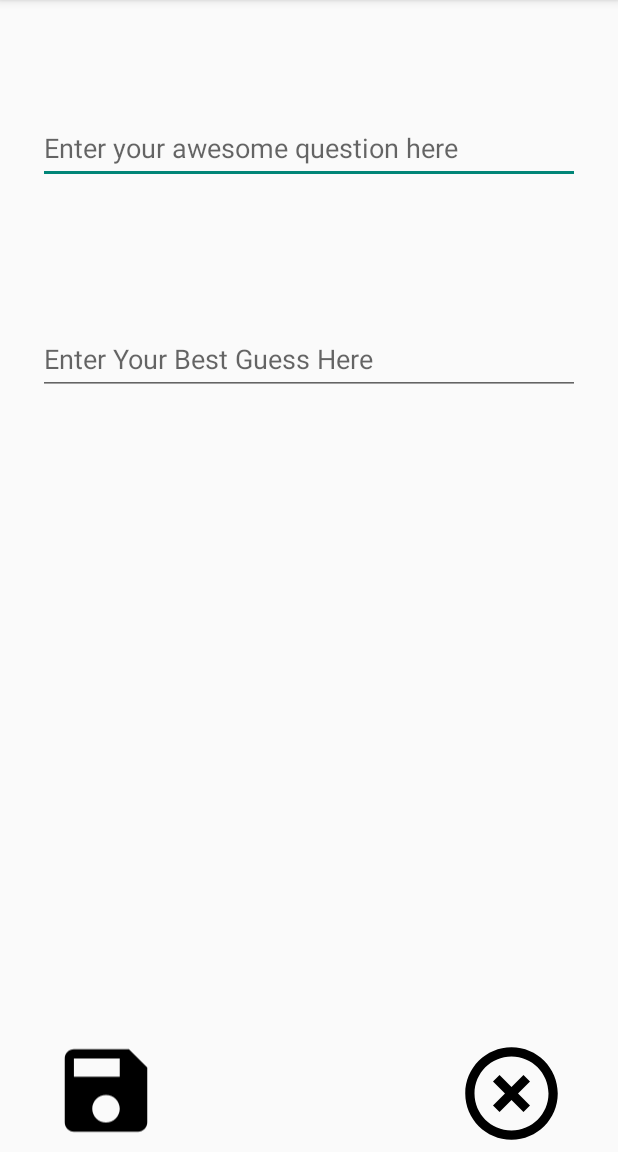
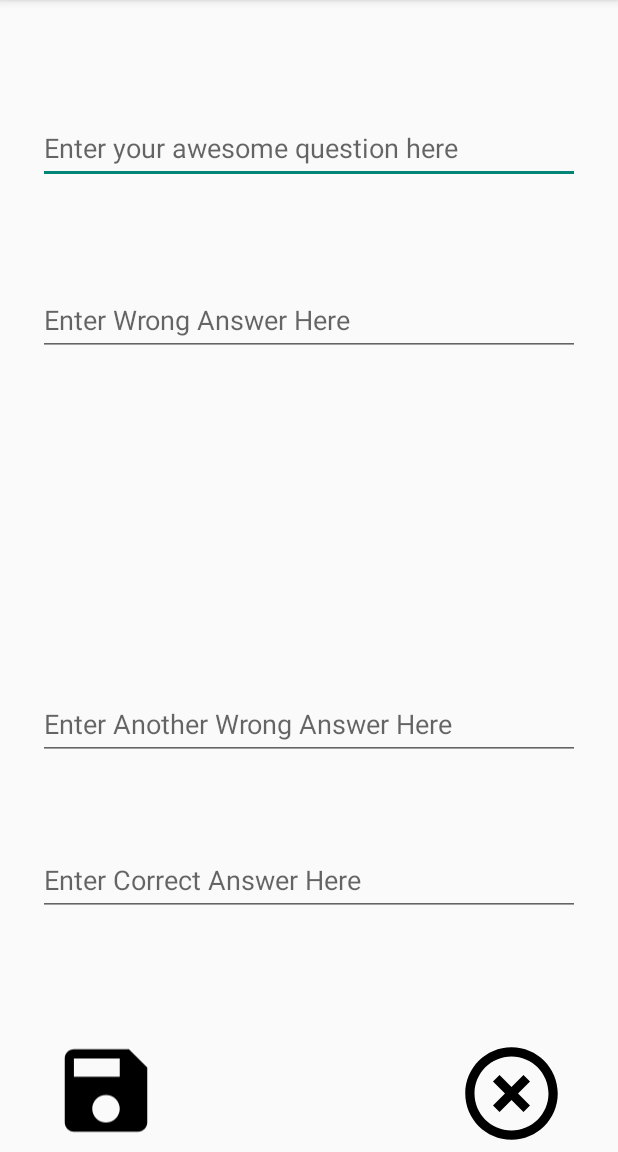
Before and after one commit to j-davila/Show_Me_The_Answer, an Android app: the AddCardActivity screen opened directly, with no data from a screen before it, on a phone screen of 412 x 824 dp, the part 84-1236 px from its top. Run offline under Robolectric (Android 15) with nearby library versions, the phone set to English and light mode, and no system bars.

Commit message:
Added first and fourth optionals. User can edit the flashcard, multiple choice answers and add a question and multiple choice answers.

```diff
--- a/app/src/main/java/com/github/noreply/a34734577j_davilausers/show_me_the_answer/AddCardActivity.java
+++ b/app/src/main/java/com/github/noreply/a34734577j_davilausers/show_me_the_answer/AddCardActivity.java
@@ -5,6 +5,7 @@ import android.os.Bundle;
 import android.support.v7.app.AppCompatActivity;
 import android.view.View;
 import android.widget.EditText;
+import android.widget.TextView;
 
 public class AddCardActivity extends AppCompatActivity {
 
@@ -12,6 +13,7 @@ public class AddCardActivity extends AppCompatActivity {
     protected void onCreate(Bundle savedInstanceState) {
         super.onCreate(savedInstanceState);
         setContentView(R.layout.activity_add_card);
+
         // Closes add card activity
         findViewById(R.id.cancel_add).setOnClickListener(new View.OnClickListener() {
             @Override
@@ -27,10 +29,27 @@ public class AddCardActivity extends AppCompatActivity {
                 data.putExtra("question_string", ((EditText) findViewById(
                         R.id.question_text)).getText().toString());
                 data.putExtra("answer_string", ((EditText) findViewById(
-                        R.id.answer_text)).getText().toString());
+                        R.id.answer_1)).getText().toString());
+                data.putExtra("answer2_string", ((EditText) findViewById(
+                        R.id.answer_2)).getText().toString());
+                data.putExtra("answer3_string", ((EditText) findViewById(
+                        R.id.answer_3)).getText().toString());
                 setResult(RESULT_OK, data);
                 finish();
             }
         });
+        // Shows the current card question and answers. Allows them to be edited.
+        String question_text = getIntent().getStringExtra("question_string");
+        String answer_text = getIntent().getStringExtra("answer_string");
+        String answer2_text = getIntent().getStringExtra("answer2_string");
+        String answer3_text = getIntent().getStringExtra("answer3_string");
+        ((EditText) findViewById(R.id.question_text)).setText(question_text,
+                TextView.BufferType.EDITABLE);
+        ((EditText) findViewById(R.id.answer_1)).setText(answer_text,
+                TextView.BufferType.EDITABLE);
+        ((EditText) findViewById(R.id.answer_2)).setText(answer2_text,
+                TextView.BufferType.EDITABLE);
+        ((EditText) findViewById(R.id.answer_3)).setText(answer3_text,
+                TextView.BufferType.EDITABLE);
     }
 }
--- a/app/src/main/res/layout/activity_add_card.xml
+++ b/app/src/main/res/layout/activity_add_card.xml
@@ -30,16 +30,17 @@
         android:inputType="textMultiLine" />
 
     <EditText
-        android:id="@+id/answer_text"
+        android:id="@+id/answer_1"
         android:layout_width="361dp"
         android:layout_height="47dp"
         android:layout_alignParentTop="true"
         android:layout_centerHorizontal="true"
-        android:layout_marginTop="216dp"
+        android:layout_marginTop="190dp"
         android:ems="10"
-        android:hint="@string/answer_text"
-        android:importantForAutofill="no" tools:targetApi="o"
-        android:inputType="text" />
+        android:hint="@string/answer_1"
+        android:importantForAutofill="no"
+        android:inputType="textMultiLine"
+        tools:targetApi="o" />
 
     <ImageView
         android:id="@+id/btn_save"
@@ -52,4 +53,30 @@
         android:contentDescription="@string/btn_save"
         app:srcCompat="@drawable/btn_save" />
 
+    <EditText
+        android:id="@+id/answer_2"
+        android:layout_width="361dp"
+        android:layout_height="47dp"
+        android:layout_alignParentBottom="true"
+        android:layout_centerHorizontal="true"
+        android:layout_marginBottom="261dp"
+        android:ems="10"
+        android:hint="@string/answer_2"
+        android:importantForAutofill="no"
+        android:inputType="textMultiLine"
+        tools:targetApi="o" />
+
+    <EditText
+        android:id="@+id/answer_3"
+        android:layout_width="361dp"
+        android:layout_height="47dp"
+        android:layout_alignParentBottom="true"
+        android:layout_centerHorizontal="true"
+        android:layout_marginBottom="157dp"
+        android:ems="10"
+        android:hint="@string/answer_3"
+        android:importantForAutofill="no"
+        android:inputType="textMultiLine"
+        tools:targetApi="o" />
+
 </RelativeLayout>
--- a/app/src/main/res/values/strings.xml
+++ b/app/src/main/res/values/strings.xml
@@ -9,6 +9,9 @@
     <string name="add_card">User selects icon to add a custom flashcard</string>
     <string name="cancel_add">User cancels adding a new card</string>
     <string name="question_text">Enter your awesome question here</string>
-    <string name="answer_text">Enter Your Best Guess Here</string>
+    <string name="answer_1">Enter Wrong Answer Here</string>
+    <string name="answer_2">Enter Another Wrong Answer Here</string>
+    <string name="answer_3">Enter Correct Answer Here</string>
     <string name="btn_save">Saves user inpout and creates a new card</string>
+    <string name="btn_edit">Allows user to edit current card</string>
 </resources>
```
Also changed, not shown: app/src/main/java/com/github/noreply/a34734577j_davilausers/show_me_the_answer/MainActivity.java (+22 -0 lines), app/src/main/res/drawable/btn_edit.xml (added, +9 -0 lines), app/src/main/res/layout/activity_main.xml (+13 -2 lines).
